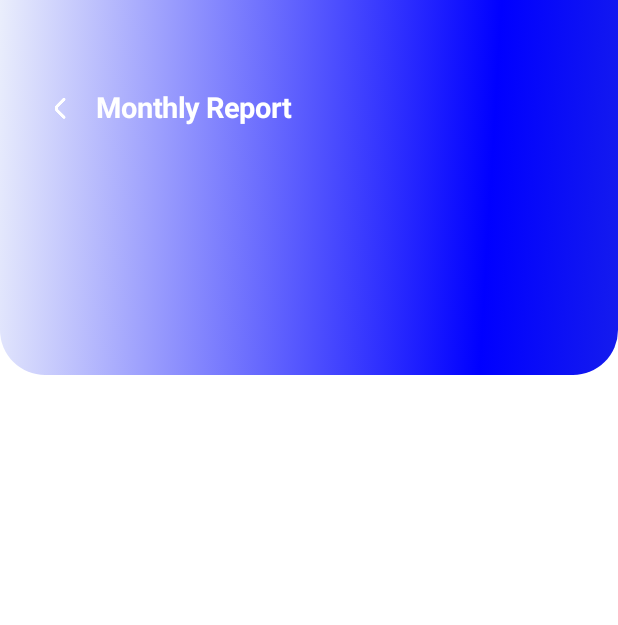
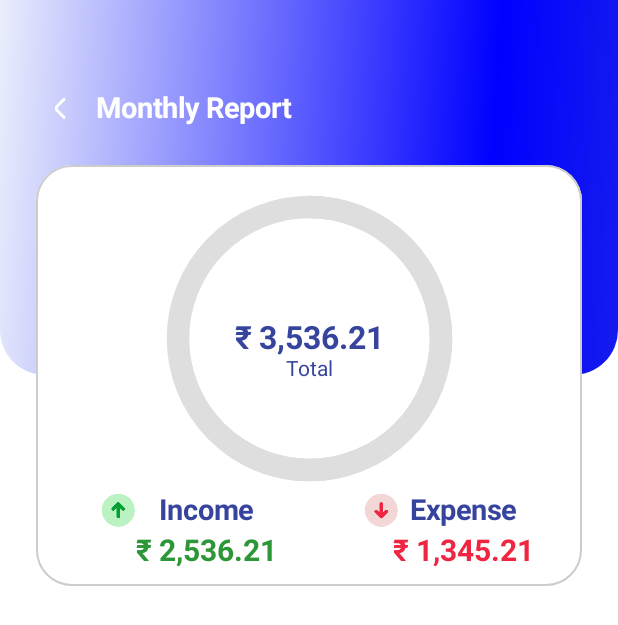
Before and after one commit to adarshabhishek/Finance-Report-App, an Android app built with Jetpack Compose: the @Preview function ReportScreenPreview, on a phone screen of 412 x 824 dp. Shown: the top 625 px of the screen. Run offline under Robolectric (Android 15) with nearby library versions, the phone set to English and light mode, and no system bars; our stand-ins replace constraintlayout-compose.

Commit message:
StatsCard & ReportScreen

```diff
--- /dev/null
+++ b/app/src/main/java/com/example/trackify/Activities/ReportActivity/components/CenterStatsCard.kt
@@ -0,0 +1,149 @@
+package com.example.trackify.Activities.ReportActivity.components
+
+import androidx.compose.foundation.Image
+import androidx.compose.foundation.background
+import androidx.compose.foundation.border
+import androidx.compose.foundation.layout.padding
+import androidx.compose.foundation.layout.size
+import androidx.compose.foundation.shape.RoundedCornerShape
+import androidx.compose.material3.Text
+import androidx.compose.runtime.Composable
+import androidx.compose.ui.Modifier
+
+import androidx.compose.ui.graphics.Color
+import androidx.compose.ui.res.colorResource
+import androidx.compose.ui.res.painterResource
+import androidx.compose.ui.text.font.FontWeight
+import androidx.compose.ui.tooling.preview.Preview
+import androidx.compose.ui.unit.dp
+import androidx.compose.ui.unit.sp
+import androidx.constraintlayout.compose.ConstraintLayout
+import com.example.trackify.R
+
+
+@Composable
+fun CenterStatsCard(modifier: Modifier = Modifier){
+    ConstraintLayout(modifier = modifier
+        .background(Color.White, shape = RoundedCornerShape(24.dp))
+        .border(
+            width = 1.dp,
+            color = Color.LightGray,
+            shape = RoundedCornerShape(24.dp)
+        )
+        .padding(12.dp)
+    ) {
+        val(progressBar, totalTxt, totalLabel,
+            incomeIcon,incomeLabel,incomeValue,
+            expenseIcon,expenseLabel,expenseValue) = createRefs()
+
+        CircularProgressBar(
+            progress = 60f,
+            max = 100f,
+            color = colorResource(R.color.blue),
+            backgroundColor = colorResource(R.color.lightGrey),
+            stroke = 15.dp,
+            modifier = Modifier
+                .size(175.dp)
+                .constrainAs(progressBar) {
+                    top.linkTo(parent.top, margin = 16.dp)
+                    start.linkTo(parent.start)
+                    end.linkTo(parent.end)
+                }
+        )
+        Text(
+            text = "₹ 3,536.21",
+            color=colorResource(R.color.darkBlue),
+            fontWeight = FontWeight.Bold,
+            fontSize = 21.sp,
+            modifier = Modifier
+                .constrainAs(totalTxt){
+                    centerTo(progressBar)
+                }
+        )
+        Text("Total", color=colorResource(R.color.darkBlue),
+            modifier=Modifier.constrainAs(totalLabel){
+                start.linkTo(totalTxt.start)
+                top.linkTo(totalTxt.bottom)
+                end.linkTo(totalTxt.end)
+            }
+        )
+        Image(
+            painter = painterResource(R.drawable.income),
+            contentDescription = null,
+            modifier = Modifier
+                .constrainAs(incomeIcon){
+                    top.linkTo(progressBar.bottom, margin = 16.dp)
+                    start.linkTo(parent.start, margin = 32.dp)
+
+                }
+        )
+        Text(
+            text = "Income",
+            color = colorResource(R.color.darkBlue),
+            fontSize = 19.sp,
+            fontWeight = FontWeight.Bold,
+            modifier = Modifier
+                .constrainAs(incomeLabel){
+                    start.linkTo(incomeIcon.end, margin = 16.dp)
+                    top.linkTo(incomeIcon.top)
+                    bottom.linkTo(incomeIcon.bottom)
+                }
+        )
+        Text(
+            text = "₹ 2,536.21",
+            color =Color(0xFF2d9738),
+            fontWeight = FontWeight.Bold,
+            fontSize = 20.sp,
+            modifier = Modifier
+                .padding(top = 4.dp)
+                .constrainAs(incomeValue){
+                    start.linkTo(incomeLabel.start)
+                    top.linkTo(incomeLabel.bottom)
+                    end.linkTo(incomeLabel.end)
+
+                }
+        )
+
+        Image(
+            painter = painterResource(R.drawable.expense),
+            contentDescription = null,
+            modifier = Modifier
+                .constrainAs(expenseIcon){
+                    top.linkTo(expenseLabel.top)
+                    end.linkTo(expenseLabel.start, margin = 8.dp)
+                    bottom.linkTo(expenseLabel.bottom)
+                }
+        )
+        Text(
+            text = "Expense",
+            color = colorResource(R.color.darkBlue),
+            fontWeight = FontWeight.Bold,
+            fontSize = 19.sp,
+            modifier = Modifier
+                .constrainAs(expenseLabel){
+                    end.linkTo(parent.end, margin = 32.dp)
+                    top.linkTo(incomeLabel.top)
+                    bottom.linkTo(incomeLabel.bottom)
+                }
+        )
+        Text(
+            text = "₹ 1,345.21",
+            color =Color(0xFFef2642),
+            fontWeight = FontWeight.Bold,
+            fontSize = 20.sp,
+            modifier = Modifier
+                .padding(top = 4.dp)
+                .constrainAs(expenseValue){
+                    start.linkTo(expenseLabel.start)
+                    top.linkTo(expenseLabel.bottom)
+                    end.linkTo(expenseLabel.end)
+                }
+        )
+    }
+}
+
+@Preview
+@Composable
+fun CenterStatsCardPreview(){
+    CenterStatsCard()
+}
--- /dev/null
+++ b/app/src/main/java/com/example/trackify/Activities/ReportActivity/components/CircularProgressBar.kt
@@ -0,0 +1,39 @@
+package com.example.trackify.Activities.ReportActivity.components
+
+import android.R
+import androidx.compose.foundation.Canvas
+import androidx.compose.runtime.Composable
+import androidx.compose.ui.Modifier
+import androidx.compose.ui.graphics.Canvas
+import androidx.compose.ui.graphics.Color
+import androidx.compose.ui.graphics.StrokeCap
+import androidx.compose.ui.graphics.drawscope.Stroke
+import androidx.compose.ui.unit.Dp
+
+@Composable
+fun CircularProgressBar(
+    progress: Float,
+    max: Float,
+    color: Color,
+    backgroundColor: Color,
+    stroke: Dp,
+    modifier: Modifier = Modifier
+) {
+    Canvas(modifier=modifier) {
+        drawArc(
+            color=backgroundColor,
+            startAngle = -90f,
+            sweepAngle = 360f,
+            useCenter = false,
+            style = Stroke(width=stroke.toPx(), cap= StrokeCap.Round)
+        )
+        drawArc(
+            color=backgroundColor,
+            startAngle = -90f,
+            sweepAngle = (progress/max)*360f,
+            useCenter = false,
+            style = Stroke(width=stroke.toPx(), cap= StrokeCap.Round)
+        )
+    }
+
+}
--- a/app/src/main/java/com/example/trackify/Activities/ReportActivity/screens/ReportScreen.kt
+++ b/app/src/main/java/com/example/trackify/Activities/ReportActivity/screens/ReportScreen.kt
@@ -4,6 +4,9 @@ import androidx.compose.foundation.background
 import androidx.compose.foundation.layout.fillMaxSize
 import androidx.compose.foundation.layout.fillMaxWidth
 import androidx.compose.foundation.layout.height
+import androidx.compose.foundation.layout.padding
+import androidx.compose.foundation.layout.wrapContentHeight
+import androidx.compose.foundation.layout.wrapContentSize
 import androidx.compose.foundation.lazy.LazyColumn
 import androidx.compose.runtime.Composable
 import androidx.compose.ui.Modifier
@@ -12,6 +15,7 @@ import androidx.compose.ui.layout.ModifierLocalBeyondBoundsLayout
 import androidx.compose.ui.tooling.preview.Preview
 import androidx.compose.ui.unit.dp
 import androidx.constraintlayout.compose.ConstraintLayout
+import com.example.trackify.Activities.ReportActivity.components.CenterStatsCard
 import com.example.trackify.Activities.ReportActivity.components.GradientHeader
 import com.example.trackify.Domain.BudgetDomain
 
@@ -29,7 +33,6 @@ fun ReportScreen(
                 top.linkTo(parent.top)
                 start.linkTo(parent.start)
                 end.linkTo(parent.end)
-                bottom.linkTo(bottomBarRef.top)
             },
             onBack = onBack
         )
@@ -50,10 +53,10 @@ fun ReportContent(
             ConstraintLayout(
                 modifier = Modifier
                     .fillMaxWidth()
-                    .height(250.dp)
+                    .height(420.dp)
             )
             {
-                val (header, title) = createRefs()
+                val (header, card) = createRefs()
                 GradientHeader(
                     modifier= Modifier
                         .fillMaxWidth()
@@ -61,9 +64,21 @@ fun ReportContent(
                         .constrainAs(header){
                             top.linkTo(parent.top)
                             start.linkTo(parent.start)
-                            end.linkTo(parent.end)
+                            end.linkTo( parent.end)
                         },
                     onBack = onBack
+                )
+                CenterStatsCard(
+                    modifier = Modifier
+                        .fillMaxWidth()
+                        .wrapContentHeight()
+                        .padding(horizontal = 24.dp)
+                        .constrainAs(card){
+                            top.linkTo(header.bottom)
+                            bottom.linkTo(header.bottom)
+                            start.linkTo(parent.start)
+                            end.linkTo(parent.end)
+                        }
                 )
             }
         }
```
